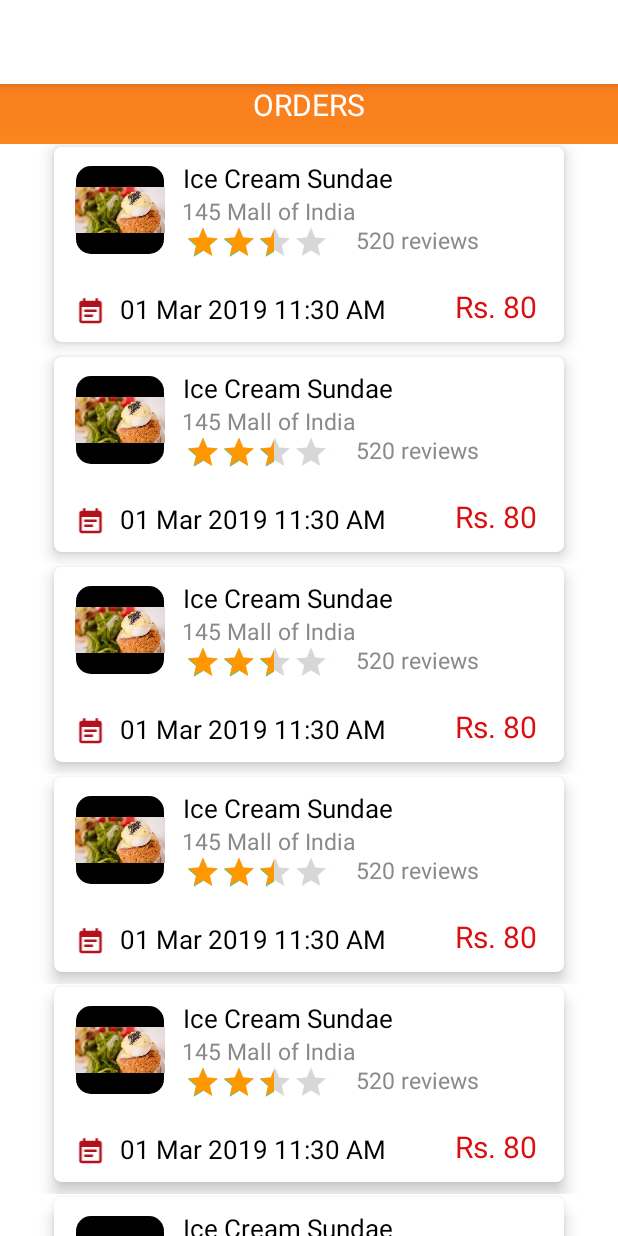
After one commit to vvaidywan/LayoutsProject, an Android app: the RecyclerViewActivity screen opened directly, with no data from a screen before it, on a phone screen of 412 x 824 dp. The commit adds this screen. Run offline under Robolectric (Android 15) with nearby library versions, the phone set to English and light mode, and no system bars.

Commit message:
recycler view added

```diff
--- a/app/src/main/AndroidManifest.xml
+++ b/app/src/main/AndroidManifest.xml
@@ -9,7 +9,8 @@
         android:roundIcon="@mipmap/ic_launcher_round"
         android:supportsRtl="true"
         android:theme="@style/Theme.LayoutsProject">
-        <activity android:name=".ConstraintLayoutActivity"></activity>
+        <activity android:name=".RecyclerViewActivity"></activity>
+        <activity android:name=".ConstraintLayoutActivity" />
         <activity android:name=".RelativeLayoutActivity" />
         <activity android:name=".LinearLayoutActivity" />
         <activity android:name=".MainActivity">
--- a/app/src/main/java/com/example/layoutsproject/MainActivity.kt
+++ b/app/src/main/java/com/example/layoutsproject/MainActivity.kt
@@ -14,6 +14,8 @@ class MainActivity : AppCompatActivity() {
         val btn1 = findViewById<Button>(R.id.btn1)
         val btn2 = findViewById<Button>(R.id.btn2)
         val btn3 = findViewById<Button>(R.id.btn3)
+        val btn4 = findViewById<Button>(R.id.btn4)
+
         btn1.setOnClickListener(View.OnClickListener {
             val intent = Intent(this@MainActivity, LinearLayoutActivity::class.java)
             startActivity(intent)
@@ -28,5 +30,10 @@ class MainActivity : AppCompatActivity() {
             val intent = Intent(this@MainActivity, ConstraintLayoutActivity::class.java)
             startActivity(intent)
         })
+
+        btn4.setOnClickListener(View.OnClickListener {
+            val intent = Intent(this@MainActivity, RecyclerViewActivity::class.java)
+            startActivity(intent)
+        })
     }
 }
--- /dev/null
+++ b/app/src/main/java/com/example/layoutsproject/Model.kt
@@ -0,0 +1,9 @@
+package com.example.layoutsproject
+
+class Model(val img : Int,
+            val name : String,
+            val address : String,
+            val reviews : String,
+            val time : String,
+            val price : String) {
+}
--- /dev/null
+++ b/app/src/main/java/com/example/layoutsproject/MyCustomAdapter.kt
@@ -0,0 +1,41 @@
+package com.example.layoutsproject
+
+import android.view.LayoutInflater
+import android.view.View
+import android.view.ViewGroup
+import android.widget.ImageView
+import android.widget.TextView
+import androidx.recyclerview.widget.RecyclerView
+
+class MyCustomAdapter(val myArrayList: ArrayList<Model>) : RecyclerView.Adapter<MyCustomAdapter.MyCustomViewHolder>() {
+
+
+    override fun onCreateViewHolder(parent: ViewGroup, viewType: Int): MyCustomViewHolder {
+        return MyCustomViewHolder(
+            (LayoutInflater.from(parent.context).inflate(R.layout.item_view, parent, false))
+        )
+    }
+
+    override fun onBindViewHolder(holder: MyCustomViewHolder, position: Int) {
+        holder.img.setImageResource(myArrayList[position].img)
+        holder.tvname.text = myArrayList[position].name
+        holder.tvaddress.text = myArrayList[position].address
+        holder.tvreviews.text = myArrayList[position].reviews
+        holder.tvtime.text = myArrayList[position].time
+        holder.tvprice.text = myArrayList[position].price
+    }
+
+    override fun getItemCount(): Int {
+        return myArrayList.size
+    }
+
+    class MyCustomViewHolder(item_view : View) : RecyclerView.ViewHolder(item_view) {
+        val img = item_view.findViewById<ImageView>(R.id.img)
+        val tvname = item_view.findViewById<TextView>(R.id.tvname)
+        val tvaddress = item_view.findViewById<TextView>(R.id.tvaddress)
+        val tvreviews = item_view.findViewById<TextView>(R.id.tvreviews)
+        val tvtime = item_view.findViewById<TextView>(R.id.tvtime)
+        val tvprice = item_view.findViewById<TextView>(R.id.tvprice)
+
+    }
+}
--- /dev/null
+++ b/app/src/main/java/com/example/layoutsproject/RecyclerViewActivity.kt
@@ -0,0 +1,32 @@
+package com.example.layoutsproject
+
+import androidx.appcompat.app.AppCompatActivity
+import android.os.Bundle
+import androidx.recyclerview.widget.LinearLayoutManager
+import androidx.recyclerview.widget.RecyclerView
+
+class RecyclerViewActivity : AppCompatActivity() {
+
+    override fun onCreate(savedInstanceState: Bundle?) {
+        super.onCreate(savedInstanceState)
+        setContentView(R.layout.activity_recycler_view)
+
+        val myArrayList = ArrayList<Model>()
+        myArrayList.add(Model(R.drawable.food1, "Ice Cream Sundae", "145 Mall of India", "520 reviews", "01 Mar 2019 11:30 AM", "Rs. 80"))
+        myArrayList.add(Model(R.drawable.food1, "Ice Cream Sundae", "145 Mall of India", "520 reviews", "01 Mar 2019 11:30 AM", "Rs. 80"))
+        myArrayList.add(Model(R.drawable.food1, "Ice Cream Sundae", "145 Mall of India", "520 reviews", "01 Mar 2019 11:30 AM", "Rs. 80"))
+        myArrayList.add(Model(R.drawable.food1, "Ice Cream Sundae", "145 Mall of India", "520 reviews", "01 Mar 2019 11:30 AM", "Rs. 80"))
+        myArrayList.add(Model(R.drawable.food1, "Ice Cream Sundae", "145 Mall of India", "520 reviews", "01 Mar 2019 11:30 AM", "Rs. 80"))
+        myArrayList.add(Model(R.drawable.food1, "Ice Cream Sundae", "145 Mall of India", "520 reviews", "01 Mar 2019 11:30 AM", "Rs. 80"))
+        myArrayList.add(Model(R.drawable.food1, "Ice Cream Sundae", "145 Mall of India", "520 reviews", "01 Mar 2019 11:30 AM", "Rs. 80"))
+        myArrayList.add(Model(R.drawable.food1, "Ice Cream Sundae", "145 Mall of India", "520 reviews", "01 Mar 2019 11:30 AM", "Rs. 80"))
+        myArrayList.add(Model(R.drawable.food1, "Ice Cream Sundae", "145 Mall of India", "520 reviews", "01 Mar 2019 11:30 AM", "Rs. 80"))
+        myArrayList.add(Model(R.drawable.food1, "Ice Cream Sundae", "145 Mall of India", "520 reviews", "01 Mar 2019 11:30 AM", "Rs. 80"))
+
+        var adapter : MyCustomAdapter = MyCustomAdapter(myArrayList)
+        val recyclerView = findViewById<RecyclerView>(R.id.recyclerView)
+        val layoutManager = LinearLayoutManager(applicationContext)
+        recyclerView.layoutManager = layoutManager
+        recyclerView.adapter = adapter
+    }
+}
--- a/app/src/main/res/layout/activity_main.xml
+++ b/app/src/main/res/layout/activity_main.xml
@@ -30,7 +30,7 @@
         app:layout_constraintHorizontal_bias="0.497"
         app:layout_constraintStart_toStartOf="parent"
         app:layout_constraintTop_toTopOf="parent"
-        app:layout_constraintVertical_bias="0.408" />
+        app:layout_constraintVertical_bias="0.379" />
 
     <Button
         android:id="@+id/btn3"
@@ -43,6 +43,19 @@
         app:layout_constraintHorizontal_bias="0.497"
         app:layout_constraintStart_toStartOf="parent"
         app:layout_constraintTop_toBottomOf="@+id/btn2"
-        app:layout_constraintVertical_bias="0.202" />
+        app:layout_constraintVertical_bias="0.17" />
+
+    <Button
+        android:id="@+id/btn4"
+        android:layout_width="180dp"
+        android:layout_height="wrap_content"
+        android:text="Recycler View"
+        android:textSize="20sp"
+        app:layout_constraintBottom_toBottomOf="parent"
+        app:layout_constraintEnd_toEndOf="parent"
+        app:layout_constraintHorizontal_bias="0.497"
+        app:layout_constraintStart_toStartOf="parent"
+        app:layout_constraintTop_toBottomOf="@+id/btn3"
+        app:layout_constraintVertical_bias="0.24" />
 
 </androidx.constraintlayout.widget.ConstraintLayout>
--- /dev/null
+++ b/app/src/main/res/layout/activity_recycler_view.xml
@@ -0,0 +1,37 @@
+<?xml version="1.0" encoding="utf-8"?>
+<androidx.constraintlayout.widget.ConstraintLayout xmlns:android="http://schemas.android.com/apk/res/android"
+    xmlns:app="http://schemas.android.com/apk/res-auto"
+    xmlns:tools="http://schemas.android.com/tools"
+    android:layout_width="match_parent"
+    android:layout_height="match_parent"
+    tools:context=".RecyclerViewActivity"
+    android:background="@drawable/orange_gradient">
+
+    <TextView
+        android:layout_width="wrap_content"
+        android:layout_height="wrap_content"
+        android:text="ORDERS"
+        android:layout_marginTop="5dp"
+        android:textColor="@color/white"
+        android:textSize="20sp"
+        app:layout_constraintEnd_toEndOf="parent"
+        app:layout_constraintStart_toStartOf="parent"
+        tools:layout_editor_absoluteY="6dp"></TextView>
+
+    <androidx.constraintlayout.widget.ConstraintLayout
+        android:layout_width="match_parent"
+        android:layout_height="match_parent"
+        android:layout_marginTop="40dp"
+        android:background="@color/white">
+
+        <androidx.recyclerview.widget.RecyclerView
+            android:id="@+id/recyclerView"
+            android:layout_width="380dp"
+            android:layout_height="match_parent"
+            app:layout_constraintEnd_toEndOf="parent"
+            app:layout_constraintStart_toStartOf="parent"></androidx.recyclerview.widget.RecyclerView>
+
+    </androidx.constraintlayout.widget.ConstraintLayout>
+
+
+</androidx.constraintlayout.widget.ConstraintLayout>
--- /dev/null
+++ b/app/src/main/res/layout/item_view.xml
@@ -0,0 +1,146 @@
+<?xml version="1.0" encoding="utf-8"?>
+<androidx.constraintlayout.widget.ConstraintLayout xmlns:android="http://schemas.android.com/apk/res/android"
+    xmlns:app="http://schemas.android.com/apk/res-auto"
+    xmlns:tools="http://schemas.android.com/tools"
+    android:layout_width="match_parent"
+    android:layout_height="140dp"
+    tools:context=".ConstraintLayoutActivity">
+
+    <androidx.cardview.widget.CardView
+        android:id="@+id/cardView"
+        android:layout_width="340dp"
+        android:layout_height="130dp"
+        android:layout_margin="8dp"
+        app:cardBackgroundColor="@color/white"
+        app:cardCornerRadius="5dp"
+        app:cardElevation="6dp"
+        app:layout_constraintBottom_toBottomOf="parent"
+        app:layout_constraintEnd_toEndOf="parent"
+        app:layout_constraintStart_toStartOf="parent"
+        app:layout_constraintTop_toTopOf="@+id/textView"
+        app:layout_constraintVertical_bias="0.07999998">
+
+        <androidx.constraintlayout.widget.ConstraintLayout
+            android:layout_width="match_parent"
+            android:layout_height="match_parent">
+
+            <ImageView
+                android:id="@+id/img"
+                android:layout_width="60dp"
+                android:layout_height="60dp"
+                android:layout_marginTop="5dp"
+                android:background="@drawable/round_corner_image"
+                android:src="@drawable/food2"
+                app:layout_constraintBottom_toBottomOf="parent"
+                app:layout_constraintEnd_toEndOf="parent"
+                app:layout_constraintHorizontal_bias="0.05"
+                app:layout_constraintStart_toStartOf="parent"
+                app:layout_constraintTop_toTopOf="parent"
+                app:layout_constraintVertical_bias="0.100000024"></ImageView>
+
+            <TextView
+                android:id="@+id/tvname"
+                android:layout_width="wrap_content"
+                android:layout_height="wrap_content"
+                android:layout_marginLeft="30dp"
+                android:text="Ice Cream Sundae"
+                android:textColor="@color/black"
+                android:textSize="17sp"
+                app:layout_constraintBottom_toBottomOf="parent"
+                app:layout_constraintEnd_toEndOf="parent"
+                app:layout_constraintHorizontal_bias="0.27"
+                app:layout_constraintStart_toStartOf="@+id/img"
+                app:layout_constraintTop_toTopOf="parent"
+                app:layout_constraintVertical_bias="0.07999998" />
+
+            <TextView
+                android:id="@+id/tvaddress"
+                android:layout_width="wrap_content"
+                android:layout_height="wrap_content"
+                android:layout_marginLeft="20dp"
+                android:layout_marginTop="25dp"
+                android:text="145 Mall of India"
+                android:textColor="#8E8989"
+                android:textSize="15sp"
+                app:layout_constraintBottom_toBottomOf="parent"
+                app:layout_constraintEnd_toEndOf="parent"
+                app:layout_constraintHorizontal_bias="0.27"
+                app:layout_constraintStart_toStartOf="@+id/img"
+                app:layout_constraintTop_toTopOf="parent"
+                app:layout_constraintVertical_bias="0.07999998" />
+
+            <androidx.appcompat.widget.AppCompatRatingBar
+                android:id="@+id/appCompatRatingBar"
+                android:layout_width="197dp"
+                android:layout_height="52dp"
+                android:numStars="5"
+                android:progressTint="#FF9800"
+                android:rating="3"
+                android:scaleX="0.5"
+                android:scaleY="0.5"
+                app:layout_constraintBottom_toBottomOf="parent"
+                app:layout_constraintEnd_toEndOf="parent"
+                app:layout_constraintHorizontal_bias="0.265"
+                app:layout_constraintStart_toStartOf="parent"
+                app:layout_constraintTop_toTopOf="@+id/img"
+                app:layout_constraintVertical_bias="0.409" />
+
+            <TextView
+                android:id="@+id/tvreviews"
+                android:layout_width="wrap_content"
+                android:layout_height="wrap_content"
+                android:text="520 reviews"
+                android:textColor="#8E8989"
+                android:textSize="15sp"
+                app:layout_constraintBottom_toBottomOf="@+id/imageView"
+                app:layout_constraintEnd_toEndOf="parent"
+                app:layout_constraintHorizontal_bias="0.78"
+                app:layout_constraintStart_toStartOf="parent"
+                app:layout_constraintTop_toTopOf="parent"
+                app:layout_constraintVertical_bias="0.52" />
+
+            <ImageView
+                android:id="@+id/imageView"
+                android:layout_width="22dp"
+                android:layout_height="20dp"
+                android:src="@drawable/ic_baseline_event_note_24"
+                app:layout_constraintBottom_toBottomOf="parent"
+                app:layout_constraintEnd_toEndOf="parent"
+                app:layout_constraintHorizontal_bias="0.042"
+                app:layout_constraintStart_toStartOf="parent"
+                app:layout_constraintTop_toTopOf="parent"
+                app:layout_constraintVertical_bias="0.909" />
+
+            <TextView
+                android:id="@+id/tvtime"
+                android:layout_width="wrap_content"
+                android:layout_height="wrap_content"
+                android:text="01 Mar 2019 11:30 AM"
+                android:textColor="@color/black"
+                android:textSize="17sp"
+                app:layout_constraintBottom_toBottomOf="parent"
+                app:layout_constraintEnd_toEndOf="parent"
+                app:layout_constraintHorizontal_bias="0.27"
+                app:layout_constraintStart_toStartOf="parent"
+                app:layout_constraintTop_toTopOf="parent"
+                app:layout_constraintVertical_bias="0.905" />
+
+            <TextView
+                android:id="@+id/tvprice"
+                android:layout_width="wrap_content"
+                android:layout_height="wrap_content"
+                android:text="Rs. 180"
+                android:textColor="#DA1010"
+                android:textSize="20sp"
+                app:layout_constraintBottom_toBottomOf="parent"
+                app:layout_constraintEnd_toEndOf="parent"
+                app:layout_constraintHorizontal_bias="0.937"
+                app:layout_constraintStart_toStartOf="parent"
+                app:layout_constraintTop_toTopOf="parent"
+                app:layout_constraintVertical_bias="0.902" />
+
+        </androidx.constraintlayout.widget.ConstraintLayout>
+
+    </androidx.cardview.widget.CardView>
+
+</androidx.constraintlayout.widget.ConstraintLayout>
```
